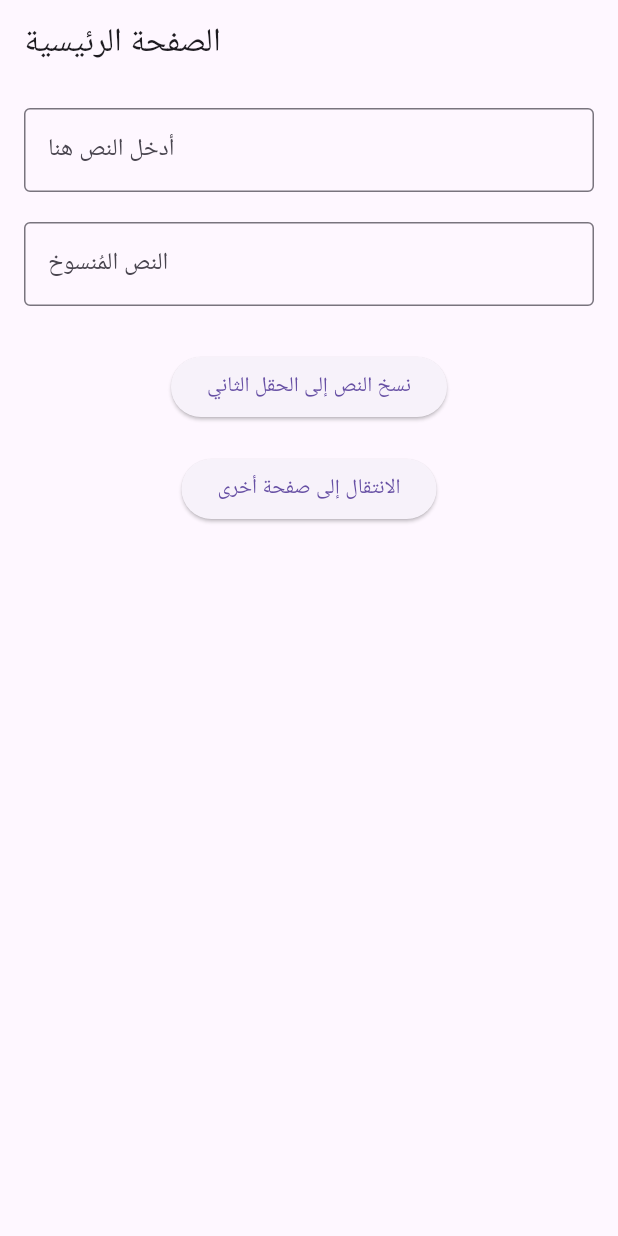
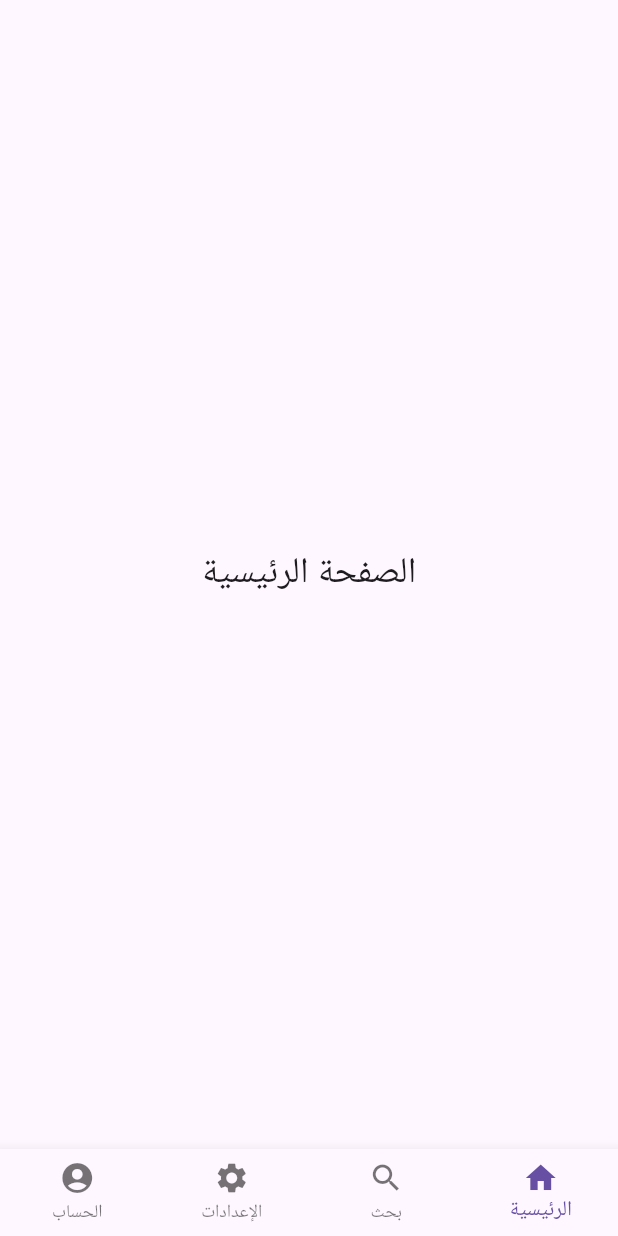
Before and after one commit to aaaol5477-wq/main, a Flutter app: the screen it shows after launch, on a phone screen of 412 x 824 dp. Run offline on Flutter 3.47's test engine with Material 3 defaults, Android fonts, the phone set to English and light mode, and no system bars; Roboto replaces fonts that are missing (Amiri).

Commit message:
bottomnavugationbar

```diff
--- a/lib/main.dart
+++ b/lib/main.dart
@@ -1,94 +1,74 @@
 import 'package:flutter/material.dart';
-import 'second_page.dart';
 
-void main() => runApp(const MyApp());
+void main() {
+  runApp(const MyApp());
+}
 
 class MyApp extends StatelessWidget {
-  const MyApp({super.key});
+  const MyApp({Key? key}) : super(key: key);
 
   @override
   Widget build(BuildContext context) {
     return MaterialApp(
-      title: 'Text Field Example',
-      theme: ThemeData(primarySwatch: Colors.blue),
-      home: const MyHomePage(),
       debugShowCheckedModeBanner: false,
+      theme: ThemeData(
+        primarySwatch: Colors.blue,
+        fontFamily: 'Amiri',
+        visualDensity: VisualDensity.adaptivePlatformDensity,
+      ),
+      builder: (context, child) {
+        return Directionality(textDirection: TextDirection.rtl, child: child!);
+      },
+      home: const HomePage(),
     );
   }
 }
 
-class MyHomePage extends StatefulWidget {
-  const MyHomePage({super.key});
+// صفحة رئيسية تحتوي على BottomNavigationBar
+class HomePage extends StatefulWidget {
+  const HomePage({Key? key}) : super(key: key);
 
   @override
-  State<MyHomePage> createState() => _MyHomePageState();
+  _HomePageState createState() => _HomePageState();
 }
 
-class _MyHomePageState extends State<MyHomePage> {
-  final TextEditingController _controller1 = TextEditingController();
-  final TextEditingController _controller2 = TextEditingController();
+class _HomePageState extends State<HomePage> {
+  int _currentIndex = 0;
 
-  @override
-  void dispose() {
-    _controller1.dispose();
-    _controller2.dispose();
-    super.dispose();
-  }
+
+  final List<Widget> _pages = [
+    const Center(
+      child: Text('الصفحة الرئيسية', style: TextStyle(fontSize: 24)),
+    ),
+    const Center(child: Text('صفحة البحث', style: TextStyle(fontSize: 24))),
+    const Center(child: Text('صفحة الاعدادات', style: TextStyle(fontSize: 24))),
+    const Center(child: Text('صفحة الحساب', style: TextStyle(fontSize: 24))),
+  ];
 
   @override
   Widget build(BuildContext context) {
     return Scaffold(
-      appBar: AppBar(title: const Text('الصفحة الرئيسية')),
-      body: Padding(
-        padding: const EdgeInsets.all(16.0),
-        child: Column(
-          children: [
-            // الحقل الأول
-            TextField(
-              controller: _controller1,
-              decoration: const InputDecoration(
-                labelText: 'أدخل النص هنا',
-                border: OutlineInputBorder(),
-              ),
-            ),
-            const SizedBox(height: 20),
-
-            // الحقل الثاني
-            TextField(
-              controller: _controller2,
-              decoration: const InputDecoration(
-                labelText: 'النص المُنسوخ',
-                border: OutlineInputBorder(),
-              ),
-              readOnly: true,
-            ),
-            const SizedBox(height: 30),
-
-            // زر نسخ النص إلى الحقل الثاني
-            ElevatedButton(
-              onPressed: () {
+      body: _pages[_currentIndex],
+      bottomNavigationBar: BottomNavigationBar(
+        currentIndex: _currentIndex,
+        onTap: (index) {
           setState(() {
-                  _controller2.text = _controller1.text;
+            _currentIndex = index;
           });
         },
-              child: const Text('نسخ النص إلى الحقل الثاني'),
+        type: BottomNavigationBarType.fixed,
+        items: const [
+          BottomNavigationBarItem(icon: Icon(Icons.home), label: 'الرئيسية'),
+          BottomNavigationBarItem(icon: Icon(Icons.search), label: 'بحث'),
+          BottomNavigationBarItem(
+            icon: Icon(Icons.settings),
+            label: 'الإعدادات',
           ),
-            const SizedBox(height: 20),
-
-            // زر الانتقال إلى الصفحة الثانية مع تمرير النص
-            ElevatedButton(
-              onPressed: () {
-                Navigator.push(
-                  context,
-                  MaterialPageRoute(
-                    builder: (context) => SecondPage(text: _controller1.text),
-                  ),
-                );
-              },
-              child: const Text('الانتقال إلى صفحة أخرى'),
+          BottomNavigationBarItem(
+            icon: Icon(Icons.account_circle),
+            label: 'الحساب',
           ),
         ],
-        ),
       ),
     );
   }
```
Also changed, not shown: lib/bottombar/ Searchpage.dart (added, +19 -0 lines), lib/bottombar/Accountpage.dart (added, +19 -0 lines), lib/bottombar/Homepage.dart (added, +19 -0 lines), lib/bottombar/Indexpage.dart (added, +70 -0 lines), lib/bottombar/Settingpage.dart (added, +19 -0 lines), lib/second_page.dart (deleted, +0 -34 lines). Lines whose indentation alone changed are shown as unchanged.
